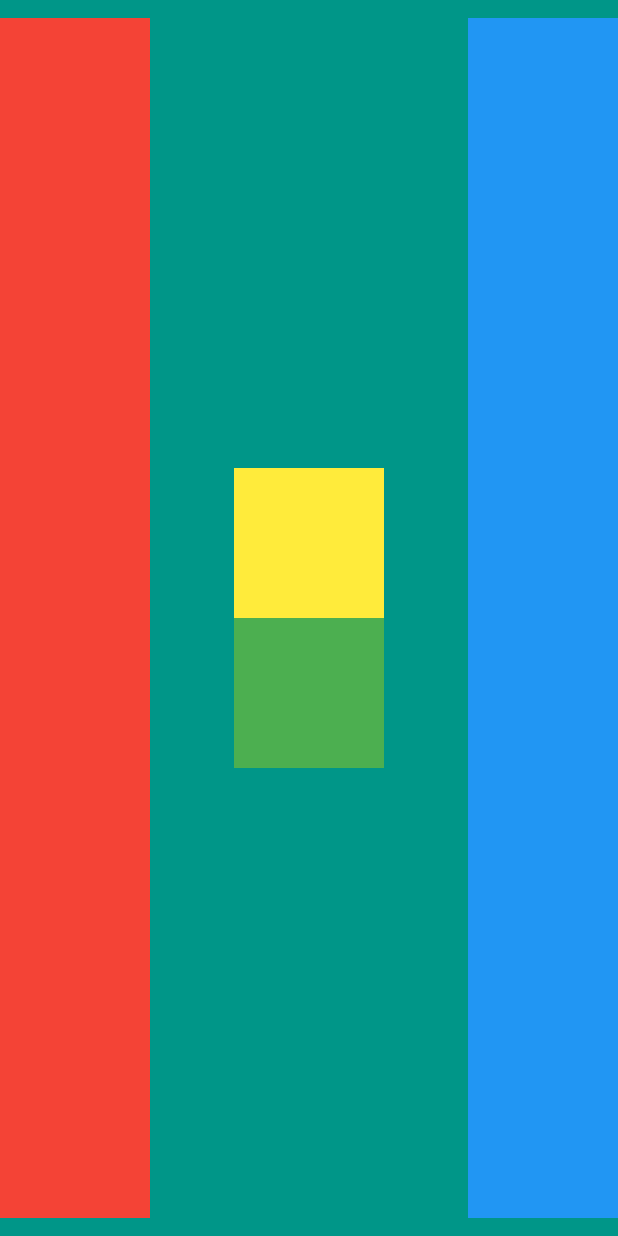
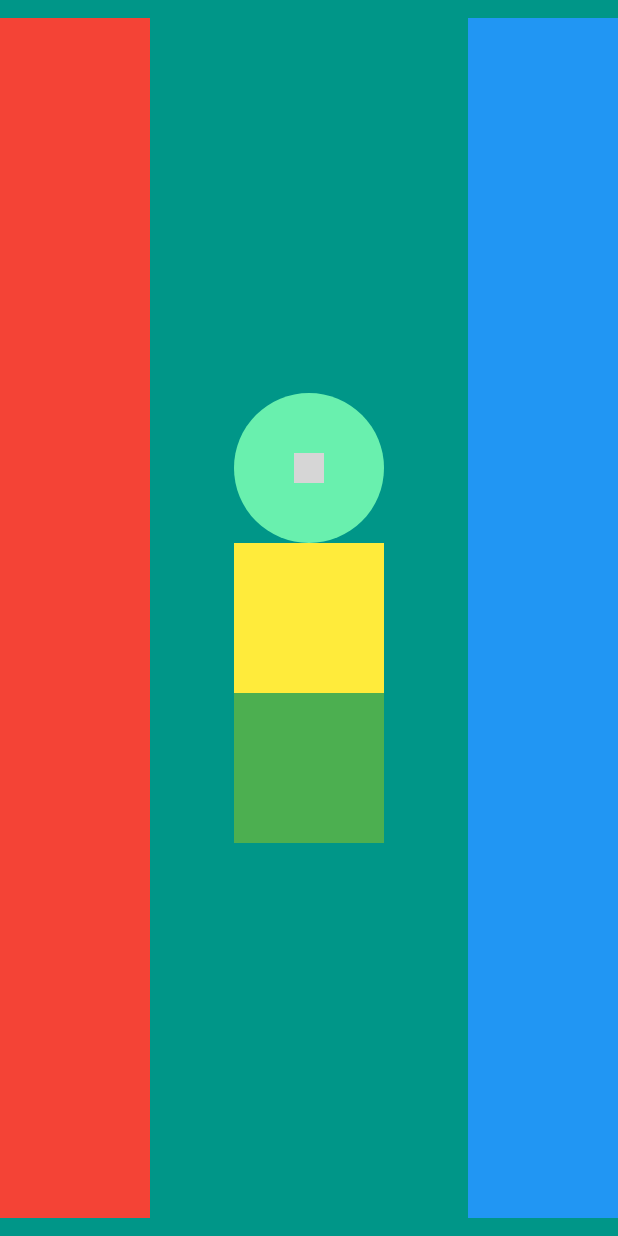
Before and after one commit to vijaygenius123/mi_card_flutter, a Flutter app: the screen it shows after launch, on a phone screen of 412 x 824 dp. Run offline on Flutter 3.47's test engine with Material 2 defaults, Android fonts, the phone set to English and light mode, and no system bars; network calls fail; grey boxes are pictures that could not be loaded.

Commit message:
Add Avatar Image

```diff
--- a/lib/main.dart
+++ b/lib/main.dart
@@ -22,6 +22,13 @@ class MyApp extends StatelessWidget {
               Column(
                 mainAxisAlignment: MainAxisAlignment.center,
                 children: [
+                  CircleAvatar(radius: 50,
+                      backgroundColor: Colors.greenAccent,
+                     child: Container(
+                       padding: EdgeInsets.all(16),
+                       child: Image.network('https://cdn.pixabay.com/photo/2013/07/13/10/07/man-156584__340.png', height: 20),
+                     )
+                  ),
                   Container(width: 100, height: 100, color: Colors.yellow,),
                   Container(width: 100, height: 100, color: Colors.green,)
                 ],
```
